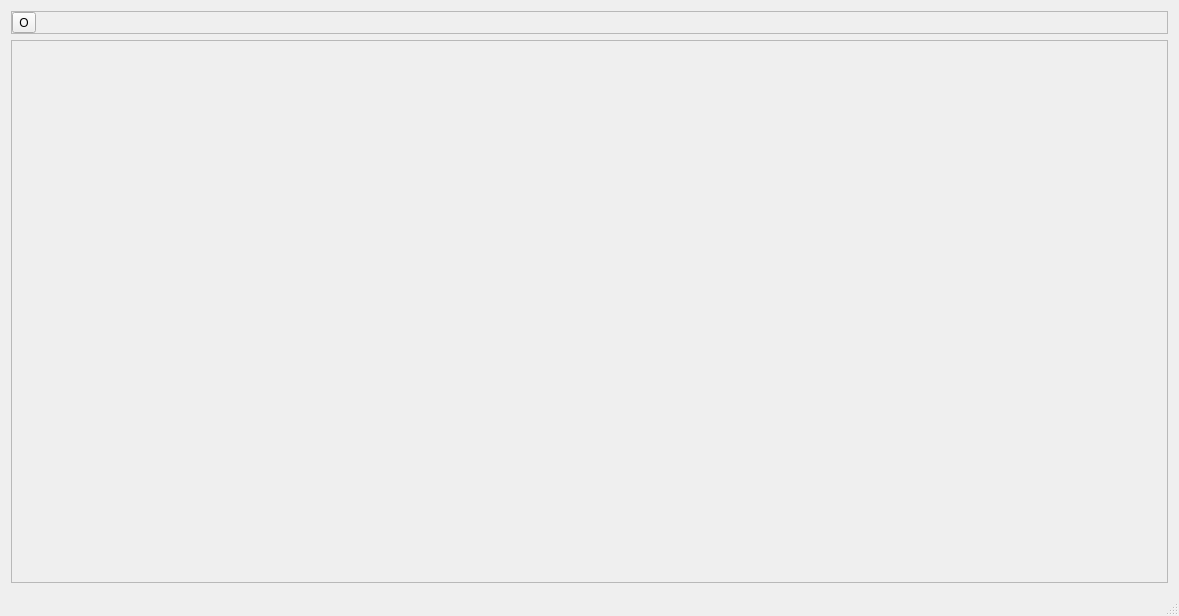
Above: mainwindow.ui from zhaohuarong/AVBrowser before the change. Below: the same form after it.
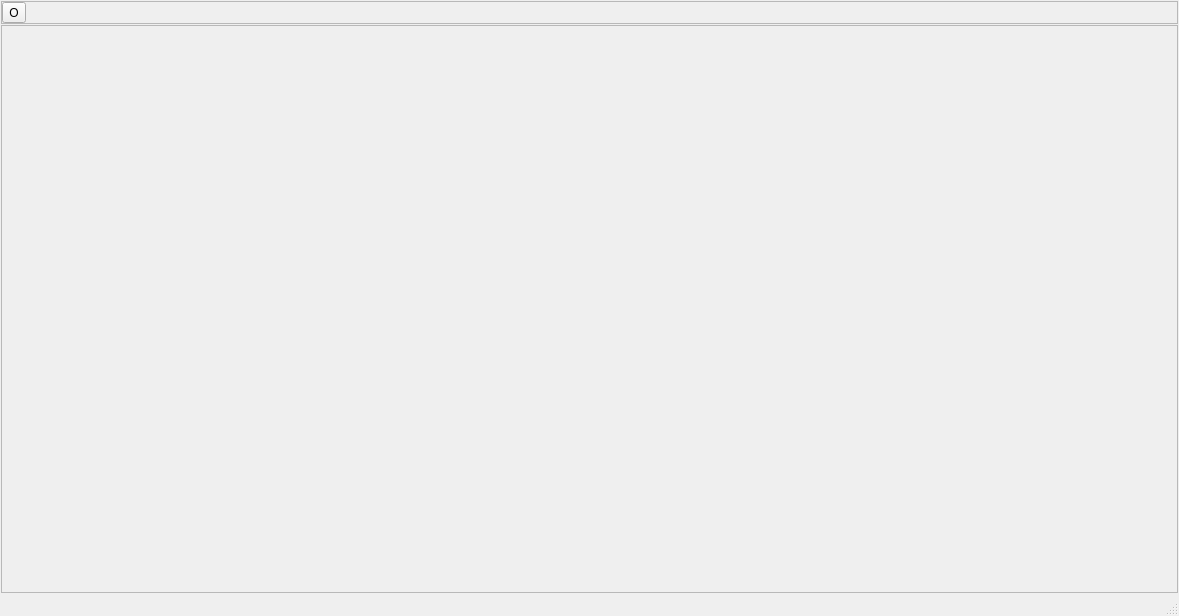
That is the form after the change. Icons and pictures are not drawn.

What changed in the file:
```diff
--- a/mainwindow.ui
+++ b/mainwindow.ui
@@ -15,6 +15,21 @@
   </property>
   <widget class="QWidget" name="centralWidget">
    <layout class="QVBoxLayout" name="verticalLayout">
+    <property name="spacing">
+     <number>1</number>
+    </property>
+    <property name="leftMargin">
+     <number>1</number>
+    </property>
+    <property name="topMargin">
+     <number>1</number>
+    </property>
+    <property name="rightMargin">
+     <number>1</number>
+    </property>
+    <property name="bottomMargin">
+     <number>1</number>
+    </property>
     <item>
      <widget class="QFrame" name="buttonFram">
       <property name="frameShape">
@@ -79,11 +94,27 @@
         <rect>
          <x>0</x>
          <y>0</y>
-         <width>1159</width>
-         <height>527</height>
+         <width>1175</width>
+         <height>548</height>
         </rect>
        </property>
-       <layout class="QVBoxLayout" name="verticalLayout_2"/>
+       <layout class="QVBoxLayout" name="verticalLayout_2">
+        <property name="spacing">
+         <number>2</number>
+        </property>
+        <property name="leftMargin">
+         <number>0</number>
+        </property>
+        <property name="topMargin">
+         <number>0</number>
+        </property>
+        <property name="rightMargin">
+         <number>0</number>
+        </property>
+        <property name="bottomMargin">
+         <number>0</number>
+        </property>
+       </layout>
       </widget>
      </widget>
     </item>
```
